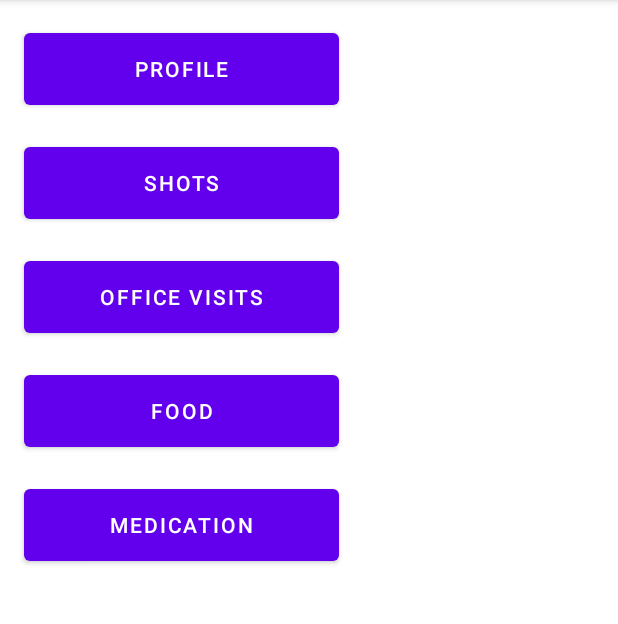
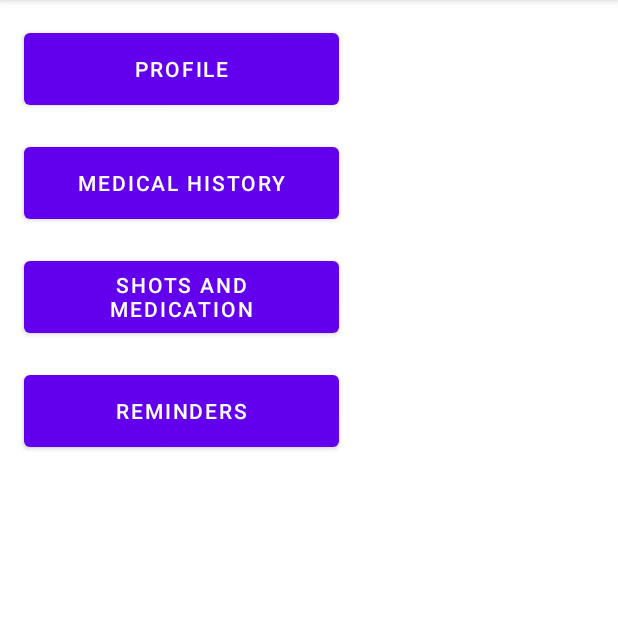
Before and after one commit to jenlebaron/Dog_Log, an Android app: the screen it shows after launch (MainActivity), on a phone screen of 412 x 824 dp, the part 84-708 px from its top. Run offline under Robolectric (Android 15) with nearby library versions, the phone set to English and light mode, and no system bars.

Commit message:
made changes to screens per our last team meeting

```diff
--- a/app/src/main/java/team16/doglog/Food.java
+++ b/app/src/main/java/team16/doglog/MedicalHistory.java
@@ -4,11 +4,11 @@ import androidx.appcompat.app.AppCompatActivity;
 
 import android.os.Bundle;
 
-public class Food extends AppCompatActivity {
+public class MedicalHistory extends AppCompatActivity {
 
     @Override
     protected void onCreate(Bundle savedInstanceState) {
         super.onCreate(savedInstanceState);
-        setContentView(R.layout.activity_food);
+        setContentView(R.layout.activity_medical_history);
     }
 }
--- a/app/src/main/java/team16/doglog/Medication.java
+++ b/app/src/main/java/team16/doglog/Reminders.java
@@ -4,11 +4,11 @@ import androidx.appcompat.app.AppCompatActivity;
 
 import android.os.Bundle;
 
-public class Medication extends AppCompatActivity {
+public class Reminders extends AppCompatActivity {
 
     @Override
     protected void onCreate(Bundle savedInstanceState) {
         super.onCreate(savedInstanceState);
-        setContentView(R.layout.activity_medication);
+        setContentView(R.layout.activity_reminders);
     }
 }
--- a/app/src/main/java/team16/doglog/Shots.java
+++ b/app/src/main/java/team16/doglog/ShotsMedication.java
@@ -4,11 +4,11 @@ import androidx.appcompat.app.AppCompatActivity;
 
 import android.os.Bundle;
 
-public class Shots extends AppCompatActivity {
+public class ShotsMedication extends AppCompatActivity {
 
     @Override
     protected void onCreate(Bundle savedInstanceState) {
         super.onCreate(savedInstanceState);
-        setContentView(R.layout.activity_shots);
+        setContentView(R.layout.activity_shots_medication);
     }
 }
--- a/app/src/main/res/layout/activity_main.xml
+++ b/app/src/main/res/layout/activity_main.xml
@@ -19,50 +19,39 @@
         app:layout_constraintTop_toTopOf="parent" />
 
     <Button
-        android:id="@+id/button_shots"
+        android:id="@+id/button_medical_history"
         android:layout_width="210dp"
         android:layout_height="60dp"
         android:layout_marginStart="16dp"
         android:layout_marginLeft="16dp"
         android:layout_marginTop="16dp"
-        android:onClick="selectShots"
-        android:text="@string/menu_shots"
+        android:onClick="selectMedicalHistory"
+        android:text="@string/menu_medical_history"
         app:layout_constraintStart_toStartOf="parent"
         app:layout_constraintTop_toBottomOf="@+id/button_profile" />
 
     <Button
-        android:id="@+id/button_office_visits"
+        android:id="@+id/button_shots_medication"
         android:layout_width="210dp"
         android:layout_height="60dp"
         android:layout_marginStart="16dp"
         android:layout_marginLeft="16dp"
         android:layout_marginTop="16dp"
-        android:onClick="selectOfficeVisits"
-        android:text="@string/menu_office_visits"
+        android:onClick="selectShotsMedication"
+        android:text="@string/menu_shots_medication"
         app:layout_constraintStart_toStartOf="parent"
-        app:layout_constraintTop_toBottomOf="@+id/button_shots" />
+        app:layout_constraintTop_toBottomOf="@+id/button_medical_history" />
 
     <Button
-        android:id="@+id/button_food"
+        android:id="@+id/button_reminders"
         android:layout_width="210dp"
         android:layout_height="60dp"
         android:layout_marginStart="16dp"
         android:layout_marginLeft="16dp"
         android:layout_marginTop="16dp"
-        android:onClick="selectFood"
-        android:text="@string/menu_food"
+        android:onClick="selectReminders"
+        android:text="@string/menu_reminders"
         app:layout_constraintStart_toStartOf="parent"
-        app:layout_constraintTop_toBottomOf="@+id/button_office_visits" />
+        app:layout_constraintTop_toBottomOf="@+id/button_shots_medication" />
 
-    <Button
-        android:id="@+id/button_medication"
-        android:layout_width="210dp"
-        android:layout_height="60dp"
-        android:layout_marginStart="16dp"
-        android:layout_marginLeft="16dp"
-        android:layout_marginTop="16dp"
-        android:onClick="selectMedication"
-        android:text="@string/menu_medication"
-        app:layout_constraintStart_toStartOf="parent"
-        app:layout_constraintTop_toBottomOf="@+id/button_food" />
 </androidx.constraintlayout.widget.ConstraintLayout>
--- a/app/src/main/res/layout/activity_medication.xml
+++ b/app/src/main/res/layout/activity_medical_history.xml
@@ -4,13 +4,13 @@
     xmlns:tools="http://schemas.android.com/tools"
     android:layout_width="match_parent"
     android:layout_height="match_parent"
-    tools:context=".Medication">
+    tools:context=".MedicalHistory">
 
     <TextView
         android:id="@+id/textView2"
         android:layout_width="wrap_content"
         android:layout_height="wrap_content"
-        android:text="This is the medication screen"
+        android:text="This is the medical history screen"
         tools:layout_editor_absoluteX="138dp"
         tools:layout_editor_absoluteY="46dp" />
 </androidx.constraintlayout.widget.ConstraintLayout>
--- a/app/src/main/res/layout/activity_food.xml
+++ b/app/src/main/res/layout/activity_reminders.xml
@@ -4,13 +4,13 @@
     xmlns:tools="http://schemas.android.com/tools"
     android:layout_width="match_parent"
     android:layout_height="match_parent"
-    tools:context=".Food">
+    tools:context=".Reminders">
 
     <TextView
         android:id="@+id/textView"
         android:layout_width="wrap_content"
         android:layout_height="wrap_content"
-        android:text="This is the food screen"
+        android:text="This is the reminders screen"
         tools:layout_editor_absoluteX="126dp"
         tools:layout_editor_absoluteY="60dp" />
 </androidx.constraintlayout.widget.ConstraintLayout>
--- a/app/src/main/res/values/strings.xml
+++ b/app/src/main/res/values/strings.xml
@@ -1,8 +1,7 @@
 <resources>
     <string name="app_name">Dog Log</string>
     <string name="menu_profile">Profile</string>
-    <string name="menu_shots">Shots</string>
-    <string name="menu_office_visits">Office Visits</string>
-    <string name="menu_food">Food</string>
-    <string name="menu_medication">Medication</string>
+    <string name="menu_medical_history">Medical History</string>
+    <string name="menu_shots_medication">Shots and Medication</string>
+    <string name="menu_reminders">Reminders</string>
 </resources>
```
Also changed, not shown: app/src/main/AndroidManifest.xml (+3 -6 lines), app/src/main/java/team16/doglog/MainActivity.java (+9 -15 lines), app/src/main/java/team16/doglog/OfficeVisits.java (deleted, +0 -14 lines), app/src/main/res/layout/activity_shots.xml (deleted, +0 -16 lines), app/src/main/res/layout/activity_shots_medication.xml (renamed from app/src/main/res/layout/activity_office_visits.xml, +5 -5 lines).
